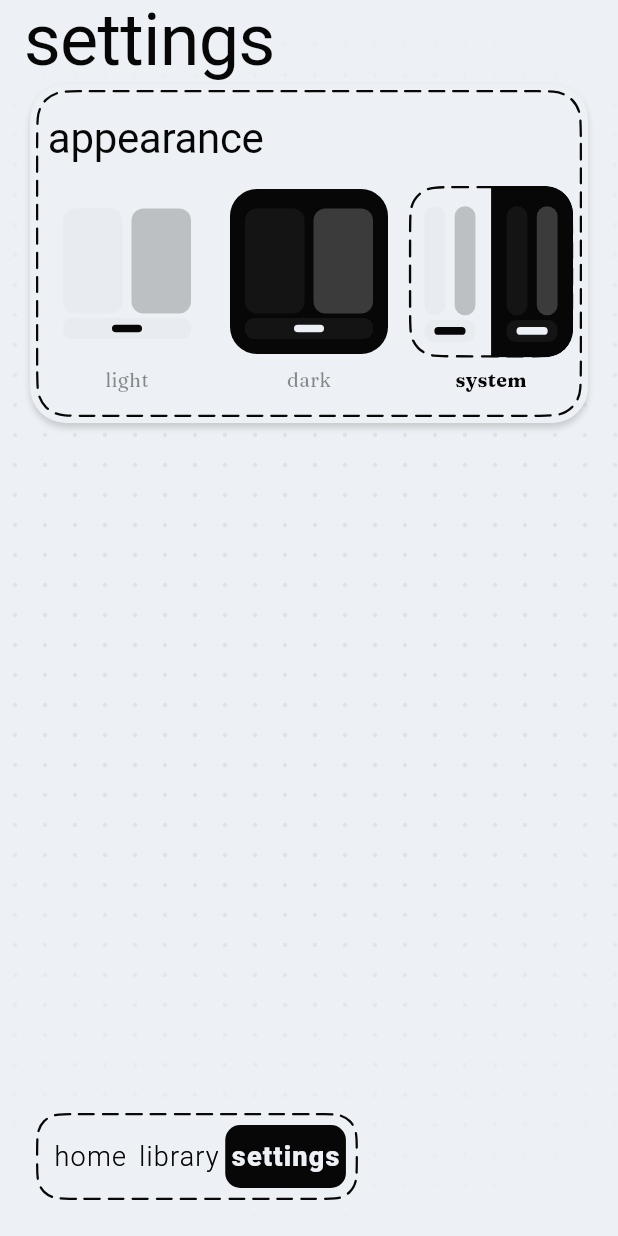
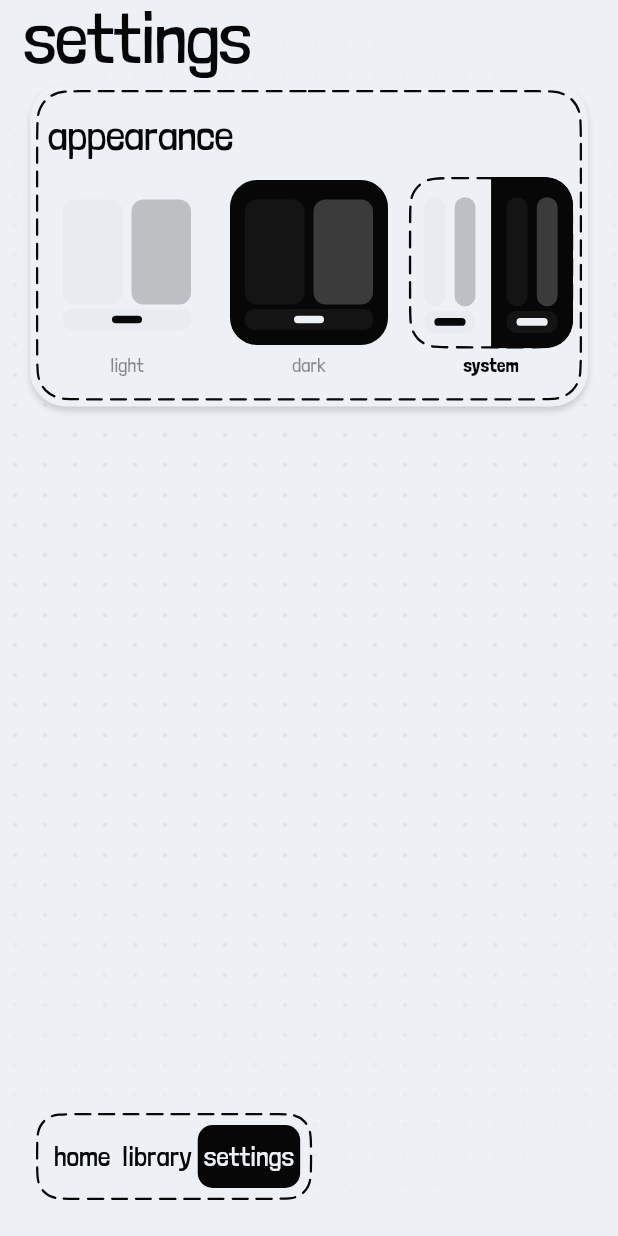
Before and after one commit to CyxAero/inktome, a Flutter app: the screen it shows after launch, item 3 of the bottom bar chosen, on a phone screen of 412 x 824 dp. Run offline on Flutter 3.47's test engine with Material 3 defaults, Android fonts, the phone set to English and light mode, and no system bars; our stand-ins replace cached_network_image, drift, drift_flutter, go_router, google_fonts, shared_preferences; missing offline and left inert: flutter_lucide_animated, mobile_scanner; accounts and stored records are empty; generated files the repository leaves out were written again; Roboto replaces fonts that are missing (Londrina Solid).

Commit message:
refactor(theme): Refactor typography styles and update widget styles across the app
- Removed Google Fonts dependency and replaced with custom TextStyle definitions in InktomeTextStyles.
- Updated heading, body, and label styles to use the new TextStyle definitions.
- Refactored widget styles in book_card, inktome_nav_bar, search_field, add_book_overlay, barcode_scanner_page, and book_search_page to utilize the new copyWith method for color customization.
- Introduced a new BookDetail feature with separate pages for library and search results, consolidating the previous book_detail_page.
- Removed deprecated book_detail_page and updated navigation to use the new book_detail structure.
- Ensured consistent styling and color application throughout the new book detail implementation.

```diff
--- a/lib/core/features/settings/sections/appearance_section.dart
+++ b/lib/core/features/settings/sections/appearance_section.dart
@@ -25,7 +25,7 @@ class AppearanceSection extends StatelessWidget {
       children: [
         Text(
           'appearance',
-          style: InktomeTextStyles.headingSmallWithColor(textColor),
+          style: InktomeTextStyles.headingSmall.copyWith(color: textColor),
         ),
         SizedBox(height: InktomeSpacing.md),
         _ThemeSelector(currentMode: currentMode),
@@ -131,7 +131,7 @@ class _ThemeCard extends StatelessWidget {
               duration: const Duration(milliseconds: 200),
               style: InktomeTextStyles.labelLarge.copyWith(
                 color: labelColor.withValues(alpha: isSelected ? 1.0 : 0.45),
-                fontWeight: isSelected ? FontWeight.w700 : FontWeight.w400,
+                fontWeight: isSelected ? FontWeight.w400 : FontWeight.w300,
               ),
               child: Text(label),
             ),
--- a/lib/core/features/settings/settings_page.dart
+++ b/lib/core/features/settings/settings_page.dart
@@ -2,6 +2,7 @@ import 'package:flutter/material.dart';
 import 'package:inktome/core/features/settings/sections/appearance_section.dart';
 import 'package:inktome/core/theme/inktome_colors.dart';
 import 'package:inktome/core/theme/inktome_spacing.dart';
+import 'package:inktome/core/theme/inktome_typography.dart';
 import 'package:inktome/core/theme/theme_notifier.dart';
 import 'package:inktome/core/widgets/custom_dashed_border.dart';
 import 'package:inktome/core/widgets/inktome_card.dart';
@@ -34,7 +35,12 @@ class _SettingsPageState extends State<SettingsPage> {
     return Scaffold(
       backgroundColor: Colors.transparent,
       resizeToAvoidBottomInset: false,
-      appBar: AppBar(title: const Text('settings')),
+      appBar: AppBar(
+        title: Text(
+          'settings',
+          style: InktomeTextStyles.headingLarge.copyWith(color: textColor),
+        ),
+      ),
       body: Padding(
         padding: const EdgeInsets.symmetric(
           horizontal: InktomeSpacing.pagePadding,
--- a/lib/core/theme/inktome_theme.dart
+++ b/lib/core/theme/inktome_theme.dart
@@ -54,35 +54,37 @@ ThemeData inktomeLightTheme() {
     // Never call InktomeTextStyles directly in a build method —
     // that bypasses this colour layer entirely.
     textTheme: TextTheme(
-      displayLarge: InktomeTextStyles.displayLargeWithColor(
-        InktomeColors.black,
+      displayLarge: InktomeTextStyles.displayLarge.copyWith(
+        color: InktomeColors.black,
       ),
-      displayMedium: InktomeTextStyles.displayWithColor(InktomeColors.black),
-      displaySmall: InktomeTextStyles.headingLargeWithColor(
-        InktomeColors.black,
+      displayMedium: InktomeTextStyles.display.copyWith(color: InktomeColors.black),
+      displaySmall: InktomeTextStyles.headingLarge.copyWith(
+        color: InktomeColors.black,
       ),
-      headlineLarge: InktomeTextStyles.headingLargeWithColor(
-        InktomeColors.black,
+      headlineLarge: InktomeTextStyles.headingLarge.copyWith(
+        color: InktomeColors.black,
       ),
-      headlineMedium: InktomeTextStyles.headingMediumWithColor(
-        InktomeColors.black,
+      headlineMedium: InktomeTextStyles.headingMedium.copyWith(
+        color: InktomeColors.black,
       ),
-      headlineSmall: InktomeTextStyles.headingSmallWithColor(
-        InktomeColors.black,
+      headlineSmall: InktomeTextStyles.headingSmall.copyWith(
+        color: InktomeColors.black,
       ),
-      titleLarge: InktomeTextStyles.headingSmallWithColor(InktomeColors.black),
-      titleMedium: InktomeTextStyles.bodyLargeWithColor(InktomeColors.black),
-      titleSmall: InktomeTextStyles.bodyWithColor(InktomeColors.black),
-      bodyLarge: InktomeTextStyles.bodyLargeWithColor(InktomeColors.black),
-      bodyMedium: InktomeTextStyles.bodyWithColor(InktomeColors.black),
-      bodySmall: InktomeTextStyles.bodySmallWithColor(InktomeColors.black),
+      titleLarge: InktomeTextStyles.headingSmall.copyWith(color: InktomeColors.black),
+      titleMedium: InktomeTextStyles.bodyLarge.copyWith(color: InktomeColors.black),
+      titleSmall: InktomeTextStyles.body.copyWith(color: InktomeColors.black),
+      bodyLarge: InktomeTextStyles.bodyLarge.copyWith(color: InktomeColors.black),
+      bodyMedium: InktomeTextStyles.body.copyWith(color: InktomeColors.black),
+      bodySmall: InktomeTextStyles.bodySmall.copyWith(color: InktomeColors.black),
       // Labels use greyMuted rather than black — they are UI chrome, not content. Chips, nav labels, captions should recede.
-      labelLarge: InktomeTextStyles.labelLargeWithColor(
-        InktomeColors.greyMuted,
+      labelLarge: InktomeTextStyles.labelLarge.copyWith(
+        color: InktomeColors.greyMuted,
       ),
-      labelMedium: InktomeTextStyles.labelWithColor(InktomeColors.greyMuted),
-      labelSmall: InktomeTextStyles.labelSmallWithColor(
-        InktomeColors.greyMuted,
+      labelMedium: InktomeTextStyles.label.copyWith(
+        color: InktomeColors.greyMuted,
+      ),
+      labelSmall: InktomeTextStyles.labelSmall.copyWith(
+        color: InktomeColors.greyMuted,
       ),
     ),
 
@@ -95,9 +97,7 @@ ThemeData inktomeLightTheme() {
       scrolledUnderElevation: 0,
       centerTitle: false,
       // IMPORTANT: AppBar does NOT inherit from the TextTheme for its title. It reads this property directly. If this style has no colour, the title falls back to AppBar's internal DefaultTextStyle which is always white — regardless of theme. Always set an explicit colour here.
-      titleTextStyle: InktomeTextStyles.headingLargeWithColor(
-        InktomeColors.black,
-      ),
+      titleTextStyle: InktomeTextStyles.headingLarge,
       // systemOverlayStyle: const SystemUiOverlayStyle(
       //   statusBarColor: Colors.transparent,
       //   statusBarIconBrightness: Brightness.dark, // dark icons on light bg
@@ -111,7 +111,7 @@ ThemeData inktomeLightTheme() {
       style: FilledButton.styleFrom(
         backgroundColor: InktomeColors.black,
         foregroundColor: InktomeColors.white,
-        textStyle: InktomeTextStyles.buttonWithColor(InktomeColors.white),
+        textStyle: InktomeTextStyles.button.copyWith(color: InktomeColors.white),
         // minimumSize: 48sp height satisfies Material touch target guidelines. Width is 0 so the button shrinks to fit its label.
         minimumSize: const Size(0, 48),
         padding: const EdgeInsets.symmetric(
@@ -132,7 +132,7 @@ ThemeData inktomeLightTheme() {
     outlinedButtonTheme: OutlinedButtonThemeData(
       style: OutlinedButton.styleFrom(
         foregroundColor: InktomeColors.black,
-        textStyle: InktomeTextStyles.buttonWithColor(InktomeColors.black),
+        textStyle: InktomeTextStyles.button.copyWith(color: InktomeColors.black),
         minimumSize: const Size(0, 48),
         padding: const EdgeInsets.symmetric(
           horizontal: InktomeSpacing.lg,
@@ -156,7 +156,7 @@ ThemeData inktomeLightTheme() {
     textButtonTheme: TextButtonThemeData(
       style: TextButton.styleFrom(
         foregroundColor: InktomeColors.black,
-        textStyle: InktomeTextStyles.buttonWithColor(InktomeColors.black),
+        textStyle: InktomeTextStyles.button.copyWith(color: InktomeColors.black),
         padding: const EdgeInsets.symmetric(
           horizontal: InktomeSpacing.sm,
           vertical: InktomeSpacing.xs,
@@ -205,12 +205,12 @@ ThemeData inktomeLightTheme() {
           width: 2.0,
         ),
       ),
-      hintStyle: InktomeTextStyles.bodyWithColor(InktomeColors.greyMuted),
-      labelStyle: InktomeTextStyles.labelLargeWithColor(
-        InktomeColors.greyMuted,
+      hintStyle: InktomeTextStyles.body.copyWith(color: InktomeColors.greyMuted),
+      labelStyle: InktomeTextStyles.labelLarge.copyWith(
+        color: InktomeColors.greyMuted,
       ),
-      errorStyle: InktomeTextStyles.labelLargeWithColor(
-        InktomeColors.brickEmber,
+      errorStyle: InktomeTextStyles.labelLarge.copyWith(
+        color: InktomeColors.brickEmber,
       ),
     ),
 
@@ -231,9 +231,9 @@ ThemeData inktomeLightTheme() {
     chipTheme: ChipThemeData(
       backgroundColor: Colors.transparent,
       selectedColor: InktomeColors.black,
-      labelStyle: InktomeTextStyles.labelLargeWithColor(InktomeColors.black),
-      secondaryLabelStyle: InktomeTextStyles.labelLargeWithColor(
-        InktomeColors.white,
+      labelStyle: InktomeTextStyles.labelLarge.copyWith(color: InktomeColors.black),
+      secondaryLabelStyle: InktomeTextStyles.labelLarge.copyWith(
+        color: InktomeColors.white,
       ),
       side: const BorderSide(color: InktomeColors.greyMid, width: 1.0),
       padding: const EdgeInsets.symmetric(
@@ -290,34 +290,34 @@ ThemeData inktomeDarkTheme() {
     // Primary text flips to white. Labels use greyOnDark —
     // a lighter grey calibrated for legibility on dark backgrounds.
     textTheme: TextTheme(
-      displayLarge: InktomeTextStyles.displayLargeWithColor(
-        InktomeColors.white,
+      displayLarge: InktomeTextStyles.displayLarge.copyWith(
+        color: InktomeColors.white,
       ),
-      displayMedium: InktomeTextStyles.displayWithColor(InktomeColors.white),
-      displaySmall: InktomeTextStyles.headingLargeWithColor(
-        InktomeColors.white,
+      displayMedium: InktomeTextStyles.display.copyWith(color: InktomeColors.white),
+      displaySmall: InktomeTextStyles.headingLarge.copyWith(
+        color: InktomeColors.white,
       ),
-      headlineLarge: InktomeTextStyles.headingLargeWithColor(
-        InktomeColors.white,
+      headlineLarge: InktomeTextStyles.headingLarge.copyWith(
+        color: InktomeColors.white,
       ),
-      headlineMedium: InktomeTextStyles.headingMediumWithColor(
-        InktomeColors.white,
+      headlineMedium: InktomeTextStyles.headingMedium.copyWith(
+        color: InktomeColors.white,
       ),
-      headlineSmall: InktomeTextStyles.headingSmallWithColor(
-        InktomeColors.white,
+      headlineSmall: InktomeTextStyles.headingSmall.copyWith(
+        color: InktomeColors.white,
       ),
-      titleLarge: InktomeTextStyles.headingSmallWithColor(InktomeColors.white),
-      titleMedium: InktomeTextStyles.bodyLargeWithColor(InktomeColors.white),
-      titleSmall: InktomeTextStyles.bodyWithColor(InktomeColors.white),
-      bodyLarge: InktomeTextStyles.bodyLargeWithColor(InktomeColors.white),
-      bodyMedium: InktomeTextStyles.bodyWithColor(InktomeColors.white),
-      bodySmall: InktomeTextStyles.bodySmallWithColor(InktomeColors.white),
-      labelLarge: InktomeTextStyles.labelLargeWithColor(
-        InktomeColors.greyOnDark,
+      titleLarge: InktomeTextStyles.headingSmall.copyWith(color: InktomeColors.white),
+      titleMedium: InktomeTextStyles.bodyLarge.copyWith(color: InktomeColors.white),
+      titleSmall: InktomeTextStyles.body.copyWith(color: InktomeColors.white),
+      bodyLarge: InktomeTextStyles.bodyLarge.copyWith(color: InktomeColors.white),
+      bodyMedium: InktomeTextStyles.body.copyWith(color: InktomeColors.white),
+      bodySmall: InktomeTextStyles.bodySmall.copyWith(color: InktomeColors.white),
+      labelLarge: InktomeTextStyles.labelLarge.copyWith(
+        color: InktomeColors.greyOnDark,
       ),
-      labelMedium: InktomeTextStyles.labelWithColor(InktomeColors.greyOnDark),
-      labelSmall: InktomeTextStyles.labelSmallWithColor(
-        InktomeColors.greyOnDark,
+      labelMedium: InktomeTextStyles.label.copyWith(color: InktomeColors.greyOnDark),
+      labelSmall: InktomeTextStyles.labelSmall.copyWith(
+        color: InktomeColors.greyOnDark,
       ),
     ),
 
@@ -328,8 +328,8 @@ ThemeData inktomeDarkTheme() {
       elevation: 0,
       scrolledUnderElevation: 0,
       centerTitle: false,
-      titleTextStyle: InktomeTextStyles.headingLargeWithColor(
-        InktomeColors.white,
+      titleTextStyle: InktomeTextStyles.headingLarge.copyWith(
+        color: InktomeColors.white,
       ),
       // systemOverlayStyle: const SystemUiOverlayStyle(
       //   statusBarColor: Colors.transparent,
@@ -343,7 +343,7 @@ ThemeData inktomeDarkTheme() {
       style: FilledButton.styleFrom(
         backgroundColor: InktomeColors.white,
         foregroundColor: InktomeColors.black,
-        textStyle: InktomeTextStyles.buttonWithColor(InktomeColors.black),
+        textStyle: InktomeTextStyles.button.copyWith(color: InktomeColors.black),
         minimumSize: const Size(0, 48),
         padding: const EdgeInsets.symmetric(
           horizontal: InktomeSpacing.lg,
@@ -362,7 +362,7 @@ ThemeData inktomeDarkTheme() {
     outlinedButtonTheme: OutlinedButtonThemeData(
       style: OutlinedButton.styleFrom(
         foregroundColor: InktomeColors.white,
-        textStyle: InktomeTextStyles.buttonWithColor(InktomeColors.white),
+        textStyle: InktomeTextStyles.button.copyWith(color: InktomeColors.white),
         minimumSize: const Size(0, 48),
         padding: const EdgeInsets.symmetric(
           horizontal: InktomeSpacing.lg,
@@ -380,7 +380,7 @@ ThemeData inktomeDarkTheme() {
     textButtonTheme: TextButtonThemeData(
       style: TextButton.styleFrom(
         foregroundColor: InktomeColors.white,
-        textStyle: InktomeTextStyles.buttonWithColor(InktomeColors.white),
+        textStyle: InktomeTextStyles.button.copyWith(color: InktomeColors.white),
         padding: const EdgeInsets.symmetric(
           horizontal: InktomeSpacing.sm,
           vertical: InktomeSpacing.xs,
@@ -425,12 +425,12 @@ ThemeData inktomeDarkTheme() {
           width: 2.0,
         ),
       ),
-      hintStyle: InktomeTextStyles.bodyWithColor(InktomeColors.greyOnDark),
-      labelStyle: InktomeTextStyles.labelLargeWithColor(
-        InktomeColors.greyOnDark,
+      hintStyle: InktomeTextStyles.body.copyWith(color: InktomeColors.greyOnDark),
+      labelStyle: InktomeTextStyles.labelLarge.copyWith(
+        color: InktomeColors.greyOnDark,
       ),
-      errorStyle: InktomeTextStyles.labelLargeWithColor(
-        InktomeColors.brickEmber,
+      errorStyle: InktomeTextStyles.labelLarge.copyWith(
+        color: InktomeColors.brickEmber,
       ),
     ),
 
@@ -447,9 +447,9 @@ ThemeData inktomeDarkTheme() {
     chipTheme: ChipThemeData(
       backgroundColor: Colors.transparent,
       selectedColor: InktomeColors.white,
-      labelStyle: InktomeTextStyles.labelLargeWithColor(InktomeColors.white),
-      secondaryLabelStyle: InktomeTextStyles.labelLargeWithColor(
-        InktomeColors.black,
+      labelStyle: InktomeTextStyles.labelLarge.copyWith(color: InktomeColors.white),
+      secondaryLabelStyle: InktomeTextStyles.labelLarge.copyWith(
+        color: InktomeColors.black,
       ),
       side: const BorderSide(color: InktomeColors.greyDark, width: 1.0),
       padding: const EdgeInsets.symmetric(
--- a/lib/core/theme/inktome_typography.dart
+++ b/lib/core/theme/inktome_typography.dart
@@ -1,5 +1,4 @@
 import 'package:flutter/material.dart';
-import 'package:google_fonts/google_fonts.dart';
 import 'package:inktome/core/theme/inktome_colors.dart';
 import 'package:inktome/core/theme/inktome_spacing.dart';
 
@@ -14,6 +13,7 @@ import 'package:inktome/core/theme/inktome_spacing.dart';
 /// **Font Families:**
 /// - Londrina Solid: 100, 300, 400, 900 (display and headings)
 /// - Fraunces: 100, 200, 300, 400, 500, 600, 700, 800, 900 (body and labels)
+/// - Playpen Sans: Variable Font (body and labels)
 ///
 /// See also:
 /// * [InktomeColors] for color definitions
@@ -21,157 +21,127 @@ import 'package:inktome/core/theme/inktome_spacing.dart';
 class InktomeTextStyles {
   InktomeTextStyles._();
 
+  static const String headingFamily = 'LondrinaSolid';
+  static const String labelFamily = 'LondrinaSolid';
+  // static const String bodyFamily = 'PlaypenSans';
+  static const String bodyFamily = 'NanumPenScript';
+
   // ? DISPLAY FONTS
   /// 89.7sp — Maximum impact. Single word or very short phrase only.
   static TextStyle get displayLarge => _displayLarge;
-  static final TextStyle _displayLarge = GoogleFonts.londrinaSolid(
+  static final TextStyle _displayLarge = TextStyle(
+    fontFamily: headingFamily,
     fontSize: InktomeSpacing.displayLarge,
-    // fontWeight: FontWeight.w400,
+    fontWeight: FontWeight.w400,
     letterSpacing: -1.5,
     height: 0.95,
   );
 
   /// 67.3sp - Large empty-state messages, prominent screen identifiers.
   static TextStyle get display => _display;
-  static final TextStyle _display = GoogleFonts.londrinaSolid(
+  static final TextStyle _display = TextStyle(
+    fontFamily: headingFamily,
     fontSize: InktomeSpacing.display,
-    // fontWeight: FontWeight.w400,
+    fontWeight: FontWeight.w400,
     letterSpacing: -1.0,
     height: 1.0,
   );
 
-  /// Large Display style with custom color
-  static TextStyle displayLargeWithColor(Color color) =>
-      _displayLarge.copyWith(color: color);
-
-  /// Display style with custom color
-  static TextStyle displayWithColor(Color color) =>
-      _display.copyWith(color: color);
-
   // ? HEADING FONTS
   /// 48.0sp — Main screen titles
   static TextStyle get headingLarge => _headingLarge;
-  static final TextStyle _headingLarge = GoogleFonts.londrinaSolid(
+  static final TextStyle _headingLarge = TextStyle(
+    fontFamily: headingFamily,
     fontSize: InktomeSpacing.headingLarge,
-    // fontWeight: FontWeight.w400,
+    fontWeight: FontWeight.w300,
     letterSpacing: -0.5,
-    height: 1.05,
+    height: 1.0,
   );
 
   /// 36.0sp - Section titles
   static TextStyle get headingMedium => _headingMedium;
-  static final TextStyle _headingMedium = GoogleFonts.londrinaSolid(
+  static final TextStyle _headingMedium = TextStyle(
+    fontFamily: headingFamily,
     fontSize: InktomeSpacing.headingMedium,
-    // fontWeight: FontWeight.w400,
+    fontWeight: FontWeight.w300,
     letterSpacing: -0.3,
-    height: 1.15,
+    height: 1.0,
   );
 
   /// 28.0sp — Sub-section headers
   static TextStyle get headingSmall => _headingSmall;
-  static final TextStyle _headingSmall = GoogleFonts.londrinaSolid(
+  static final TextStyle _headingSmall = TextStyle(
+    fontFamily: headingFamily,
     fontSize: InktomeSpacing.headingSmall,
-    // fontWeight: FontWeight.w300,
+    fontWeight: FontWeight.w300,
     letterSpacing: -0.2,
-    height: 1.2,
+    height: 1.0,
   );
 
-  /// Heading styles with custom colors
-  static TextStyle headingLargeWithColor(Color color) =>
-      _headingLarge.copyWith(color: color);
-  static TextStyle headingMediumWithColor(Color color) =>
-      _headingMedium.copyWith(color: color);
-  static TextStyle headingSmallWithColor(Color color) =>
-      _headingSmall.copyWith(color: color);
-
-  // ? BODY FONTS
+  // MARK: BODY FONTS
   /// 22.0sp — Prominent text/subheadings
   static TextStyle get bodyLarge => _bodyLarge;
-  static final TextStyle _bodyLarge = GoogleFonts.fraunces(
+  static final TextStyle _bodyLarge = TextStyle(
+    fontFamily: bodyFamily,
     fontSize: InktomeSpacing.bodyLarge,
-    // fontWeight: FontWeight.w400,
-    letterSpacing: 0.0,
+    fontWeight: FontWeight.w200,
     height: 1.5,
   );
 
   /// 18.0sp — Standard body text.
   static TextStyle get body => _body;
-  static final TextStyle _body = GoogleFonts.fraunces(
+  static final TextStyle _body = TextStyle(
+    fontFamily: bodyFamily,
     fontSize: InktomeSpacing.body,
-    // fontWeight: FontWeight.w100,
-    letterSpacing: 0.1,
-    height: 1.65,
+    fontWeight: FontWeight.w200,
+    height: 1.5,
   );
 
   /// 15.0sp — Secondary copy, supporting text, smaller descriptions.
   static TextStyle get bodySmall => _bodySmall;
-  static final TextStyle _bodySmall = GoogleFonts.fraunces(
+  static final TextStyle _bodySmall = TextStyle(
+    fontFamily: bodyFamily,
     fontSize: InktomeSpacing.bodySmall,
-    // fontWeight: FontWeight.w100,
-    letterSpacing: 0.1,
-    height: 1.55,
+    fontWeight: FontWeight.w100,
+    height: 1.5,
   );
 
-  /// Body styles with custom colors
-  static TextStyle bodyLargeWithColor(Color color) =>
-      _bodyLarge.copyWith(color: color);
-  static TextStyle bodyWithColor(Color color) => _body.copyWith(color: color);
-  static TextStyle bodySmallWithColor(Color color) =>
-      _bodySmall.copyWith(color: color);
-
-  // ? LABEL FONTS
+  // MARK: LABEL FONTS
   /// 13.0sp — Tags, chips, UI labels.
-  /// Defaults to muted grey — pass a colour for emphasis.
   static TextStyle get labelLarge => _labelLarge;
-  static final TextStyle _labelLarge = GoogleFonts.fraunces(
+  static final TextStyle _labelLarge = TextStyle(
+    fontFamily: labelFamily,
     fontSize: InktomeSpacing.labelLarge,
-    // fontWeight: FontWeight.w400,
-    letterSpacing: 0.2,
-    height: 1.4,
+    fontWeight: FontWeight.w100,
+    height: 1.0,
   );
 
   /// 11.0sp — Captions, timestamps, nav labels, metadata.
   static TextStyle get label => _label;
-  static final TextStyle _label = GoogleFonts.fraunces(
+  static final TextStyle _label = TextStyle(
+    fontFamily: labelFamily,
     fontSize: InktomeSpacing.label,
-    // fontWeight: FontWeight.w400,
-    letterSpacing: 0.2,
-    height: 1.4,
+    fontWeight: FontWeight.w100,
+    height: 1.0,
   );
 
   /// 9.0sp — Fine print, de-emphasised hints.
   /// Close to minimum legible size — use sparingly.
   static TextStyle get labelSmall => _labelSmall;
-  static final TextStyle _labelSmall = GoogleFonts.fraunces(
+  static final TextStyle _labelSmall = TextStyle(
+    fontFamily: labelFamily,
     fontSize: InktomeSpacing.labelSmall,
-    // fontWeight: FontWeight.w400,
-    letterSpacing: 0.3,
-    height: 1.4,
+    fontWeight: FontWeight.w100,
+    height: 1.0,
   );
-
-  /// Label styles with custom colors
-  static TextStyle labelLargeWithColor(Color color) =>
-      _labelLarge.copyWith(color: color);
-  static TextStyle labelWithColor(Color color) => _label.copyWith(color: color);
-  static TextStyle labelSmallWithColor(Color color) =>
-      _labelSmall.copyWith(color: color);
 
   // ? BUTTON STYLE
   /// 15.0sp — All button types (filled, outlined, text).
-  /// Sized independently for tap target legibility, not on the type scale.
-  ///
-  /// Default colour is white (filled button on black background).
-  /// Pass a colour override for outlined (black) and text variants.
   static TextStyle get button => _button;
-  static final TextStyle _button = GoogleFonts.londrinaSolid(
+  static final TextStyle _button = TextStyle(
+    fontFamily: labelFamily,
     fontSize: InktomeSpacing.buttonText,
-    // fontWeight: FontWeight.w100,
-    letterSpacing: 0.8,
+    fontWeight: FontWeight.w100,
     height: 1.0,
-    color: InktomeColors.white,
   );
-
-  /// Button style with custom color
-  static TextStyle buttonWithColor(Color color) =>
-      _button.copyWith(color: color);
 }
--- a/lib/core/widgets/book_card.dart
+++ b/lib/core/widgets/book_card.dart
@@ -223,7 +223,7 @@ class _TextPlaceholder extends StatelessWidget {
             if (title.isNotEmpty)
               Text(
                 title,
-                style: InktomeTextStyles.headingSmallWithColor(titleColor),
+                style: InktomeTextStyles.headingSmall.copyWith(color: titleColor),
                 textAlign: TextAlign.center,
                 maxLines: 5,
                 overflow: TextOverflow.ellipsis,
@@ -233,7 +233,7 @@ class _TextPlaceholder extends StatelessWidget {
             if (author.isNotEmpty)
               Text(
                 author,
-                style: InktomeTextStyles.labelWithColor(authorColor),
+                style: InktomeTextStyles.label.copyWith(color: authorColor),
                 textAlign: TextAlign.center,
                 maxLines: 2,
                 overflow: TextOverflow.ellipsis,
--- a/lib/core/widgets/inktome_nav_bar.dart
+++ b/lib/core/widgets/inktome_nav_bar.dart
@@ -381,7 +381,7 @@ class _NavTabItem extends StatelessWidget {
           label,
           style: InktomeTextStyles.button.copyWith(
             color: isSelected ? selectedPillFg : pillFg,
-            fontWeight: isSelected ? FontWeight.w900 : FontWeight.w300,
+            fontWeight: FontWeight.w300,
             fontSize: 18,
           ),
         ),
--- a/lib/main.dart
+++ b/lib/main.dart
@@ -1,4 +1,5 @@
 import 'package:flutter/material.dart';
+import 'package:google_fonts/google_fonts.dart';
 import 'package:inktome/core/data/database/inktome_database.dart';
 import 'package:inktome/core/data/repositories/book_repository.dart';
 import 'package:inktome/core/data/services/book_search_service.dart';
@@ -12,6 +13,9 @@ import 'package:shared_preferences/shared_preferences.dart';
 void main() async {
   WidgetsFlutterBinding.ensureInitialized();
   final prefs = await SharedPreferences.getInstance();
+
+  // Use bundled font assets — no network fetch, ever.
+  GoogleFonts.config.allowRuntimeFetching = false;
 
   // Database is created once here and passed into the repository.
   // Nothing else in the app imports InktomeDatabase directly.
--- a/lib/navigation/app_router.dart
+++ b/lib/navigation/app_router.dart
@@ -6,7 +6,7 @@ import 'package:inktome/core/features/library/library_page.dart';
 import 'package:inktome/core/features/settings/settings_page.dart';
 import 'package:inktome/features/barcode_scanner/barcode_scanner_page.dart';
 // import 'package:inktome/features/book_detail/book_detail_page.dart';
-import 'package:inktome/features/book_detail/new_book_detail.dart';
+import 'package:inktome/features/book_detail/book_detail.dart';
 import 'package:inktome/features/book_detail/streamed_books_detail_page.dart';
 import 'package:inktome/features/book_search/book_search_page.dart';
 import 'package:inktome/navigation/app_shell.dart';
```
Also changed, not shown: lib/core/features/home/home_page.dart (+31 -21 lines), lib/core/features/library/library_page.dart (+14 -3 lines), lib/core/widgets/search_field.dart (+4 -4 lines), lib/features/add_book/add_book_overlay.dart (+8 -10 lines), lib/features/barcode_scanner/barcode_scanner_page.dart (+5 -5 lines), lib/features/book_detail/book_detail.dart (renamed from lib/features/book_detail/new_book_detail.dart, +33 -22 lines), lib/features/book_detail/book_detail_page.dart (deleted, +0 -33 lines), lib/features/book_detail/streamed_books_detail_page.dart (+10 -11 lines), lib/features/book_search/book_search_page.dart (+7 -4 lines).
